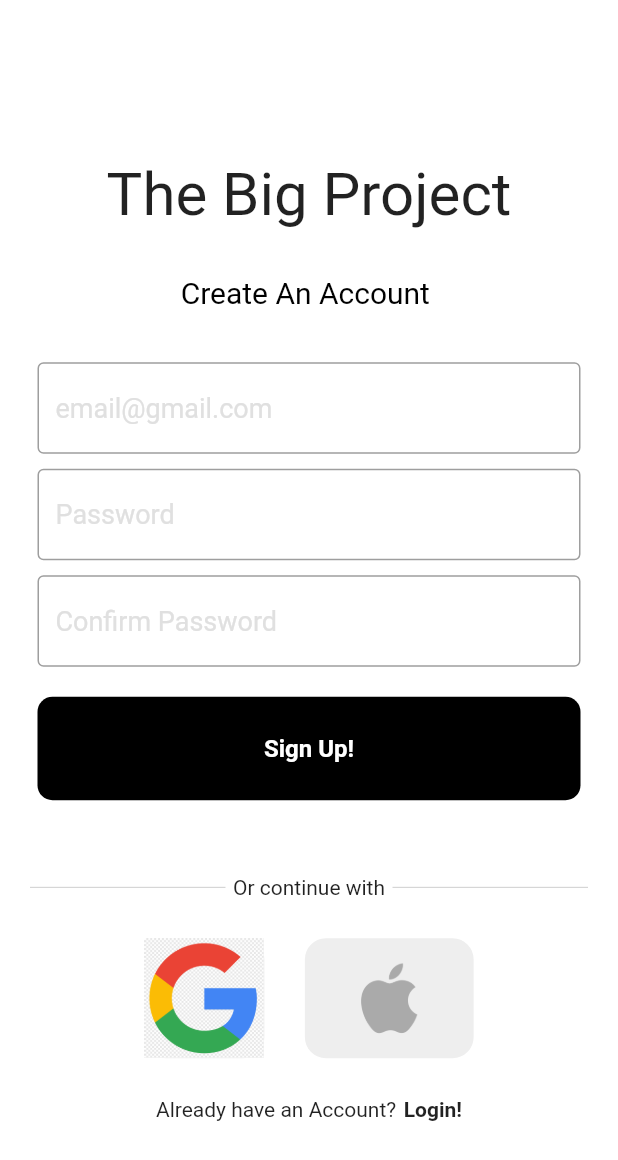
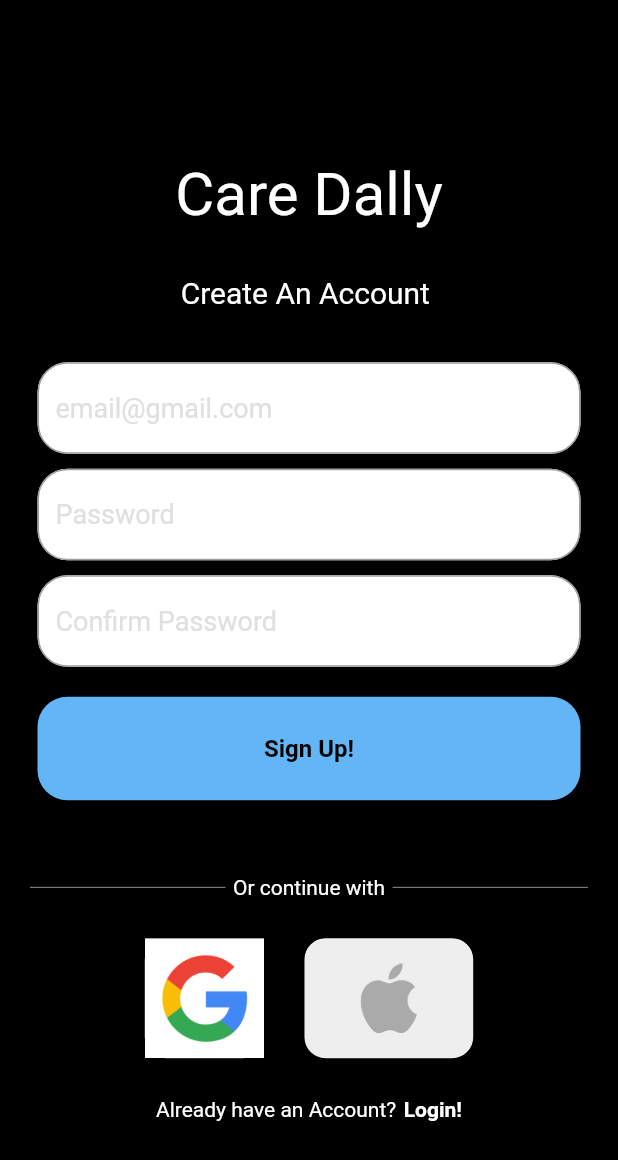
Before and after one commit to Adij003/Software-Engineering-Project-app-, a Flutter app: the screen it shows after launch, after a tap on "Register Now!", on a phone screen of 412 x 824 dp. Shown: the top 1160 px of the screen. Run offline on Flutter 3.47's test engine with Material 2 defaults, Android fonts, the phone set to English and light mode, and no system bars; our stand-ins replace firebase_auth, firebase_core, google_sign_in, shared_preferences; missing offline and left inert: alarm, syncfusion_flutter_pdfviewer; accounts and stored records are empty; network calls fail.

Commit message:
Final Working App

```diff
--- a/lib/login_page.dart
+++ b/lib/login_page.dart
@@ -70,7 +70,7 @@ class _LoginPageState extends State<LoginPage> {
   @override
   Widget build(BuildContext context) {
     return  Scaffold(
-      backgroundColor: Colors.white,
+      backgroundColor: Colors.black,
       body: SafeArea(
         child: Center(
           child: SingleChildScrollView(
@@ -78,19 +78,20 @@ class _LoginPageState extends State<LoginPage> {
               children:  [
                 // logo
                 const SizedBox(height: 70,),
-               const Text('The Big Project',
-                 style: TextStyle(fontSize: 40),
+               const Text('Clear Dally',
+                 style: TextStyle(fontSize: 40,
+                 color: Colors.white),
                ),
                 const SizedBox(height: 35,),
                 // welcome
                 const Text('Welcome To A ',
-                    style: TextStyle(color: Colors.black,
+                    style: TextStyle(color: Colors.white,
                       fontSize: 20,
                     )
                 ),
                 const SizedBox(height: 1,),
                 const Text('Productive World',
-                    style: TextStyle(color: Colors.black,
+                    style: TextStyle(color: Colors.white,
                       fontSize: 20,
                     )
                 ),
@@ -117,7 +118,8 @@ class _LoginPageState extends State<LoginPage> {
                   child: Row(
                     mainAxisAlignment: MainAxisAlignment.end,
                     children: const [
-                      Text('Forgot Password?'),
+                      Text('Forgot Password?',
+                      style: TextStyle(color: Colors.white),),
                     ],
                   ),
                 ),
@@ -138,20 +140,21 @@ class _LoginPageState extends State<LoginPage> {
                 Padding(
                   padding: const EdgeInsets.symmetric(horizontal: 20),
                   child: Row(
-                    children:  [
+                    children:  const [
                       Expanded(child: Divider(
                         thickness: 0.5,
-                        color: Colors.grey[400],
+                        color: Colors.white,
                       )),
 
-                      const Padding(
+                      Padding(
                         padding: EdgeInsets.symmetric(horizontal: 5),
-                        child: Text('Or continue with'),
+                        child: Text('Or continue with',
+                                style: TextStyle(color: Colors.white),),
                       ),
 
                       Expanded(child: Divider(
                         thickness: 0.5,
-                        color: Colors.grey[400],
+                        color: Colors.white,
                       ))
 
                     ],
@@ -181,12 +184,12 @@ class _LoginPageState extends State<LoginPage> {
                  Row(
                    mainAxisAlignment: MainAxisAlignment.center,
                    children: [
-                     const Text('Not a member?'),
+                     const Text('Not a member?', style: TextStyle(color: Colors.white),),
                      const SizedBox(width: 5,),
                      GestureDetector(
                        onTap: widget.onTap,
                        child: const Text('Register Now!', style: TextStyle(
-                         fontWeight: FontWeight.bold,
+                         fontWeight: FontWeight.bold, color: Colors.white
                        ),),
                      )
 
--- a/lib/my_button.dart
+++ b/lib/my_button.dart
@@ -14,12 +14,12 @@ class MyButton extends StatelessWidget {
       child: Container(
         padding: const EdgeInsets.all(25),
         margin: const EdgeInsets.symmetric(horizontal: 25),
-        decoration: BoxDecoration(color: Colors.black,
-            borderRadius: BorderRadius.circular(10)),
+        decoration: BoxDecoration(color: Colors.blue.shade300,
+            borderRadius: BorderRadius.circular(20)),
 
         child: Center(
           child: Text(text,
-             style: const TextStyle(color: Colors.white,
+             style: const TextStyle(color: Colors.black,
                 fontWeight: FontWeight.bold,
                 fontSize: 16),),
         ),
--- a/lib/my_textfield.dart
+++ b/lib/my_textfield.dart
@@ -20,12 +20,14 @@ class MyTextField extends StatelessWidget {
         controller: controller,
         obscureText: obscureText,
         decoration: InputDecoration(
-            enabledBorder: const OutlineInputBorder(
-                borderSide: BorderSide(color: Colors.grey)),
-            focusedBorder: const OutlineInputBorder(
-                borderSide: BorderSide(color: Colors.black)
+            enabledBorder: OutlineInputBorder(
+                borderSide: const BorderSide(color: Colors.grey),
+            borderRadius: BorderRadius.circular(20.0)),
+            focusedBorder:  OutlineInputBorder(
+                borderSide: const BorderSide(color: Colors.black),
+                borderRadius: BorderRadius.circular(20.0)
             ),
-            fillColor: Colors.white54,
+            fillColor: Colors.white,
             filled: true,
             hintText: hintText,
             hintStyle: TextStyle(color: Colors.grey.shade300,
--- a/lib/register_page.dart
+++ b/lib/register_page.dart
@@ -91,7 +91,7 @@ class _RegisterPageState extends State<RegisterPage> {
   @override
   Widget build(BuildContext context) {
     return  Scaffold(
-      backgroundColor: Colors.white,
+      backgroundColor: Colors.black,
       body: SafeArea(
         child: Center(
           child: SingleChildScrollView(
@@ -99,13 +99,13 @@ class _RegisterPageState extends State<RegisterPage> {
               children:  [
                 // logo
                 const SizedBox(height: 30,),
-                const Text('The Big Project',
-                  style: TextStyle(fontSize: 40),
+                const Text('Care Dally',
+                  style: TextStyle(fontSize: 40, color: Colors.white),
                 ),
                 const SizedBox(height: 30,),
                 // welcome
                 const Text('Create An Account ',
-                    style: TextStyle(color: Colors.black,
+                    style: TextStyle(color: Colors.white,
                       fontSize: 20,
                     )
                 ),
@@ -174,7 +174,8 @@ class _RegisterPageState extends State<RegisterPage> {
 
                       const Padding(
                         padding: EdgeInsets.symmetric(horizontal: 5),
-                        child: Text('Or continue with'),
+                        child: Text('Or continue with',
+                                style: TextStyle(color: Colors.white),),
                       ),
 
                       Expanded(child: Divider(
@@ -209,12 +210,12 @@ class _RegisterPageState extends State<RegisterPage> {
                 Row(
                   mainAxisAlignment: MainAxisAlignment.center,
                   children: [
-                    const Text('Already have an Account?'),
+                    const Text('Already have an Account?', style: TextStyle(color: Colors.white),),
                     const SizedBox(width: 5,),
                     GestureDetector(
                       onTap: widget.onTap,
                       child: const Text('Login!', style: TextStyle(
-                        fontWeight: FontWeight.bold,
+                        fontWeight: FontWeight.bold, color: Colors.white
                       ),),
                     )
 
--- a/lib/screens/home.dart
+++ b/lib/screens/home.dart
@@ -73,7 +73,7 @@ class _ExampleAlarmHomeScreenState extends State<ExampleAlarmHomeScreen> {
     return Scaffold(
       backgroundColor: Colors.black45,
       appBar: const TrapezoidalAppBar(
-      title: "To Do List", color: Colors.blue,
+      title: "Reminder", color: Colors.blue,
     ),
       body: SafeArea(
         child: alarms.isNotEmpty
--- a/lib/square_box.dart
+++ b/lib/square_box.dart
@@ -10,7 +10,7 @@ class SquareTile extends StatelessWidget {
     return GestureDetector(
       onTap: onTap,
       child: Container(
-        decoration: BoxDecoration(border: Border.all(color: Colors.white),
+        decoration: BoxDecoration(border: Border.all(color: Colors.black),
             borderRadius: BorderRadius.circular(15),
             color: Colors.grey[200]
         ),
```
Also changed, not shown: lib/resources.dart (+99 -26 lines), assets/Icons/Group 18 (2).png (added), assets/Icons/Group 19.png (added), lib/images/google_logo.png.
